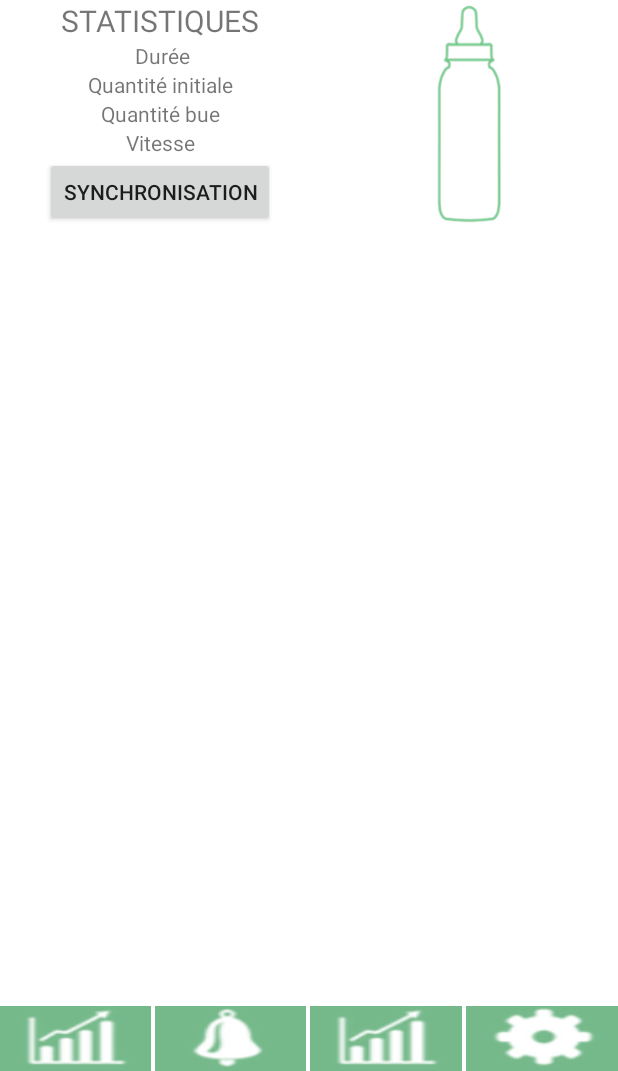
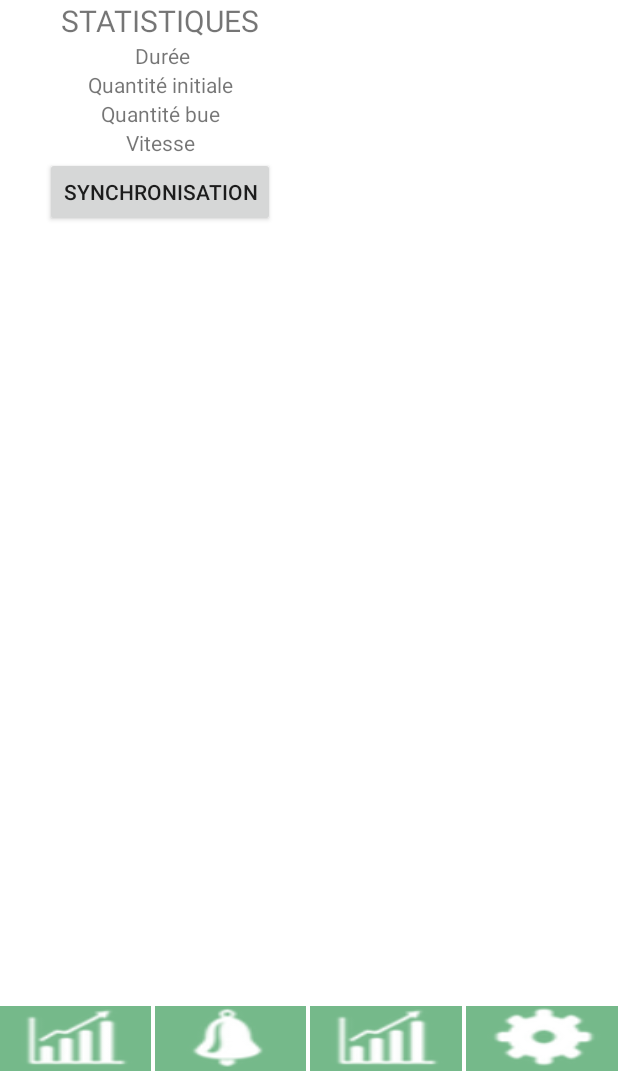
Before and after one commit to beggme/ApiBib, an Android app: the Indicateurs screen opened directly, with no data from a screen before it, on a phone screen of 412 x 824 dp, the part 165-1236 px from its top. Run offline under Robolectric (Android 15) with nearby library versions, the phone set to English and light mode, and no system bars; 1 statement that could not run was skipped.

```diff
--- a/app/src/main/res/layout/activity_indicateurs.xml
+++ b/app/src/main/res/layout/activity_indicateurs.xml
@@ -69,11 +69,11 @@
                     android:onClick="synchronisation"/>
             </LinearLayout>
 
-            <ImageView
-                android:layout_width="match_parent"
-                android:layout_height="fill_parent"
+            <!--<ImageView
+                android:layout_width="wrap_content"
+                android:layout_height="wrap_content"
                 android:id="@+id/imageView"
-                android:src="@drawable/biberon" />
+                android:src="@drawable/biberon" />-->
         </LinearLayout>
 
     </LinearLayout>
```
